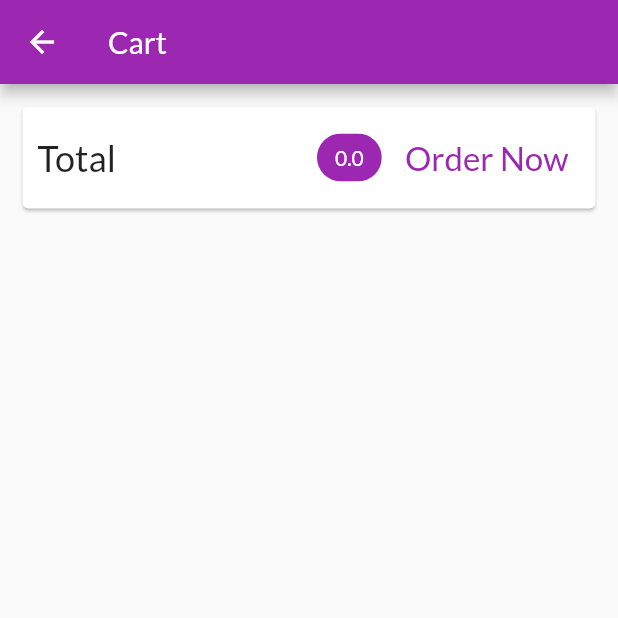
After one commit to NitinNitinRaj/state_management, a Flutter app: the CartPage screen opened by its route, on a phone screen of 412 x 824 dp, the top half of it. The commit adds this screen. Run offline on Flutter 3.47's test engine with Material 2 defaults, Android fonts, the phone set to English and light mode, and no system bars; network calls fail.

Commit message:
cart page with Dismissible widget for each cart item

```diff
--- a/lib/main.dart
+++ b/lib/main.dart
@@ -1,5 +1,6 @@
 import 'package:flutter/material.dart';
 import 'package:provider/provider.dart';
+import 'package:state_management/pages/cart_page.dart';
 import 'package:state_management/pages/product_details_page.dart';
 import 'package:state_management/pages/products_overview_page.dart';
 import 'package:state_management/providers/models/cart.dart';
@@ -34,6 +35,7 @@ class MainApp extends StatelessWidget {
         ),
         routes: {
           ProductDetails.routeName: (context) => const ProductDetails(),
+          CartPage.routeName: (context) => const CartPage(),
         },
         home: const ProductsOverviewPage(),
       ),
--- /dev/null
+++ b/lib/pages/cart_page.dart
@@ -0,0 +1,65 @@
+import 'package:flutter/material.dart';
+import 'package:provider/provider.dart';
+import 'package:state_management/providers/models/cart.dart';
+import 'package:state_management/widgets/cart_card.dart';
+
+class CartPage extends StatelessWidget {
+  static const routeName = "/cart";
+  const CartPage({super.key});
+
+  @override
+  Widget build(BuildContext context) {
+    final cartData = Provider.of<Cart>(context);
+    final themeContext = Theme.of(context);
+    return Scaffold(
+      appBar: AppBar(
+        title: const Text("Cart"),
+      ),
+      body: Column(children: [
+        Card(
+          margin: const EdgeInsets.all(15),
+          child: Padding(
+            padding: const EdgeInsets.all(10),
+            child: Row(
+              mainAxisAlignment: MainAxisAlignment.spaceBetween,
+              children: [
+                const Text(
+                  "Total",
+                  style: TextStyle(fontSize: 24),
+                ),
+                const Spacer(),
+                Chip(
+                    label: Text(
+                      cartData.getTotalPrice.toString(),
+                      style: const TextStyle(color: Colors.white),
+                    ),
+                    backgroundColor: themeContext.primaryColor),
+                const SizedBox(
+                  width: 5,
+                ),
+                TextButton(
+                    onPressed: () {},
+                    child: const Text(
+                      "Order Now",
+                      style: TextStyle(fontSize: 22),
+                    ))
+              ],
+            ),
+          ),
+        ),
+        Expanded(
+          child: ListView.builder(
+            itemCount: cartData.cartSize,
+            itemBuilder: (_, index) => CartCard(
+              id: cartData.cartItems.values.toList()[index].id,
+              title: cartData.cartItems.values.toList()[index].title,
+              price: cartData.cartItems.values.toList()[index].price,
+              quantity: cartData.cartItems.values.toList()[index].quantity,
+              productId: cartData.cartItems.keys.toList()[index],
+            ),
+          ),
+        )
+      ]),
+    );
+  }
+}
--- a/lib/pages/products_overview_page.dart
+++ b/lib/pages/products_overview_page.dart
@@ -1,5 +1,6 @@
 import 'package:flutter/material.dart';
 import 'package:provider/provider.dart';
+import 'package:state_management/pages/cart_page.dart';
 import 'package:state_management/providers/models/cart.dart';
 import 'package:state_management/widgets/products_grid.dart';
 
@@ -34,7 +35,9 @@ class _ProductsOverviewPageState extends State<ProductsOverviewPage> {
             ),
             child: IconButton(
               icon: const Icon(Icons.shopping_cart),
-              onPressed: () {},
+              onPressed: () {
+                Navigator.of(context).pushNamed(CartPage.routeName);
+              },
             ),
           ),
           buildFilterPopUpMenu(themeContext),
--- a/lib/providers/models/cart.dart
+++ b/lib/providers/models/cart.dart
@@ -35,7 +35,7 @@ class Cart with ChangeNotifier {
         (oldCartItem) => CartItem(
           id: oldCartItem.id,
           title: oldCartItem.title,
-          price: price * (oldCartItem.quantity + 1),
+          price: oldCartItem.price,
           quantity: oldCartItem.quantity + 1,
         ),
       );
@@ -53,4 +53,17 @@ class Cart with ChangeNotifier {
     print(_cartItems.values.toList());
     notifyListeners();
   }
+
+  double get getTotalPrice {
+    double total = 0;
+    _cartItems.forEach((key, cartItem) {
+      total += cartItem.price * cartItem.quantity;
+    });
+    return total;
+  }
+
+  void removeItemFromCart(String productId) {
+    _cartItems.remove(productId);
+    notifyListeners();
+  }
 }
```
Also changed, not shown: lib/widgets/cart_card.dart (added, +67 -0 lines).
